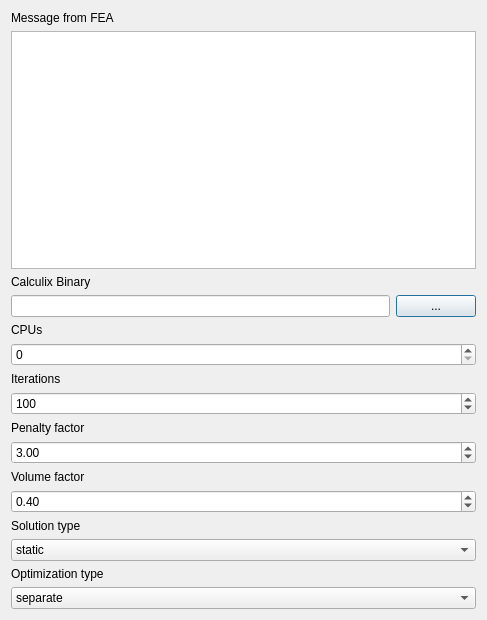
The window that freecad/ToOptixWorkbench/Qt/dlg_tooptix_start.ui (Foxelmanian/ToOptixFreeCADAddon) describes before a commit, drawn with Qt 5.
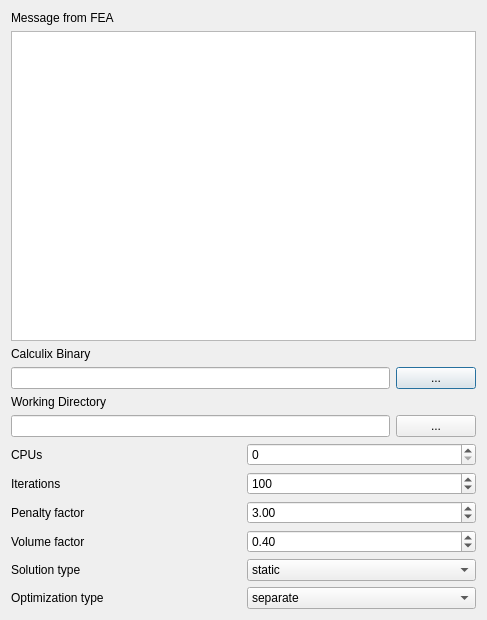
The same window after the commit.

Commit message: freecad: dialog further improved

What changed in the file:
```diff
--- a/freecad/ToOptixWorkbench/Qt/dlg_tooptix_start.ui
+++ b/freecad/ToOptixWorkbench/Qt/dlg_tooptix_start.ui
@@ -14,117 +14,25 @@
    <string>Dialog</string>
   </property>
   <layout class="QGridLayout" name="gridLayout">
-   <item row="21" column="0">
-    <widget class="QLabel" name="label_optimization_type">
+   <item row="5" column="1">
+    <widget class="QLabel" name="label_working_directory">
      <property name="text">
-      <string>Optimization type</string>
+      <string>Working Directory</string>
      </property>
     </widget>
    </item>
-   <item row="18" column="0">
-    <widget class="QLabel" name="label_solution_type">
-     <property name="text">
-      <string>Solution type</string>
-     </property>
-    </widget>
-   </item>
-   <item row="12" column="0">
-    <widget class="QLabel" name="label_iterations">
-     <property name="text">
-      <string>Iterations</string>
-     </property>
-    </widget>
-   </item>
-   <item row="14" column="0">
-    <widget class="QLabel" name="label_penalty_factor">
-     <property name="text">
-      <string>Penalty factor</string>
-     </property>
-    </widget>
-   </item>
-   <item row="11" column="0">
-    <widget class="QSpinBox" name="spinbox_cpus"/>
-   </item>
-   <item row="22" column="0">
-    <widget class="QComboBox" name="combobox_optimization_type">
-     <item>
-      <property name="text">
-       <string>separate</string>
-      </property>
-     </item>
-    </widget>
-   </item>
-   <item row="1" column="0">
+   <item row="1" column="1">
     <widget class="QTextEdit" name="textedit_fea_message"/>
    </item>
-   <item row="16" column="0">
-    <widget class="QLabel" name="label_volume_factor">
-     <property name="text">
-      <string>Volume factor</string>
-     </property>
-    </widget>
-   </item>
-   <item row="19" column="0">
-    <widget class="QComboBox" name="combobox_solution_type">
-     <item>
-      <property name="text">
-       <string>static</string>
-      </property>
-     </item>
-     <item>
-      <property name="text">
-       <string>heat</string>
-      </property>
-     </item>
-    </widget>
-   </item>
-   <item row="10" column="0">
-    <widget class="QLabel" name="label_cpus">
-     <property name="text">
-      <string>CPUs</string>
-     </property>
-    </widget>
-   </item>
-   <item row="13" column="0">
-    <widget class="QSpinBox" name="spinbox_iterations">
-     <property name="maximum">
-      <number>1000</number>
-     </property>
-     <property name="value">
-      <number>100</number>
-     </property>
-    </widget>
-   </item>
-   <item row="15" column="0">
-    <widget class="QDoubleSpinBox" name="doublespinbox_penalty_factor">
-     <property name="value">
-      <double>3.000000000000000</double>
-     </property>
-    </widget>
-   </item>
-   <item row="0" column="0">
+   <item row="0" column="1">
     <widget class="QLabel" name="label_fea_message">
      <property name="text">
       <string>Message from FEA</string>
      </property>
     </widget>
    </item>
-   <item row="17" column="0">
-    <widget class="QDoubleSpinBox" name="doublespinbox_volume_factor">
-     <property name="value">
-      <double>0.400000000000000</double>
-     </property>
-    </widget>
-   </item>
-   <item row="2" column="0">
-    <widget class="QLabel" name="label_calculix_binary">
-     <property name="text">
-      <string>Calculix Binary</string>
-     </property>
-    </widget>
-   </item>
-   <item row="4" column="0">
-    <layout class="QHBoxLayout" name="horizontalLayout">
+   <item row="4" column="1">
+    <layout class="QHBoxLayout" name="horizontalLayout_ccx_binary">
      <property name="sizeConstraint">
       <enum>QLayout::SetMaximumSize</enum>
      </property>
@@ -149,6 +57,129 @@
      </item>
     </layout>
    </item>
+   <item row="3" column="1">
+    <widget class="QLabel" name="label_calculix_binary">
+     <property name="text">
+      <string>Calculix Binary</string>
+     </property>
+    </widget>
+   </item>
+   <item row="6" column="1">
+    <layout class="QHBoxLayout" name="horizontalLayout_working_directory">
+     <property name="bottomMargin">
+      <number>0</number>
+     </property>
+     <item>
+      <widget class="QLineEdit" name="lineedit_working_directory"/>
+     </item>
+     <item>
+      <widget class="QPushButton" name="pushbutton_working_directory">
+       <property name="text">
+        <string>...</string>
+       </property>
+      </widget>
+     </item>
+    </layout>
+   </item>
+   <item row="7" column="1">
+    <layout class="QGridLayout" name="gridLayout_options">
+     <property name="bottomMargin">
+      <number>0</number>
+     </property>
+     <item row="4" column="0">
+      <widget class="QLabel" name="label_solution_type">
+       <property name="text">
+        <string>Solution type</string>
+       </property>
+      </widget>
+     </item>
+     <item row="2" column="0">
+      <widget class="QLabel" name="label_penalty_factor">
+       <property name="text">
+        <string>Penalty factor</string>
+       </property>
+      </widget>
+     </item>
+     <item row="1" column="1">
+      <widget class="QSpinBox" name="spinbox_iterations">
+       <property name="maximum">
+        <number>1000</number>
+       </property>
+       <property name="value">
+        <number>100</number>
+       </property>
+      </widget>
+     </item>
+     <item row="3" column="1">
+      <widget class="QDoubleSpinBox" name="doublespinbox_volume_factor">
+       <property name="value">
+        <double>0.400000000000000</double>
+       </property>
+      </widget>
+     </item>
+     <item row="3" column="0">
+      <widget class="QLabel" name="label_volume_factor">
+       <property name="text">
+        <string>Volume factor</string>
+       </property>
+      </widget>
+     </item>
+     <item row="0" column="0">
+      <widget class="QLabel" name="label_cpus">
+       <property name="text">
+        <string>CPUs</string>
+       </property>
+      </widget>
+     </item>
+     <item row="2" column="1">
+      <widget class="QDoubleSpinBox" name="doublespinbox_penalty_factor">
+       <property name="value">
+        <double>3.000000000000000</double>
+       </property>
+      </widget>
+     </item>
+     <item row="0" column="1">
+      <widget class="QSpinBox" name="spinbox_cpus"/>
+     </item>
+     <item row="1" column="0">
+      <widget class="QLabel" name="label_iterations">
+       <property name="text">
+        <string>Iterations</string>
+       </property>
+      </widget>
+     </item>
+     <item row="4" column="1">
+      <widget class="QComboBox" name="combobox_solution_type">
+       <item>
+        <property name="text">
+         <string>static</string>
+        </property>
+       </item>
+       <item>
+        <property name="text">
+         <string>heat</string>
+        </property>
+       </item>
+      </widget>
+     </item>
+     <item row="5" column="0">
+      <widget class="QLabel" name="label_optimization_type">
+       <property name="text">
+        <string>Optimization type</string>
+       </property>
+      </widget>
+     </item>
+     <item row="5" column="1">
+      <widget class="QComboBox" name="combobox_optimization_type">
+       <item>
+        <property name="text">
+         <string>separate</string>
+        </property>
+       </item>
+      </widget>
+     </item>
+    </layout>
+   </item>
   </layout>
  </widget>
  <resources/>
```
